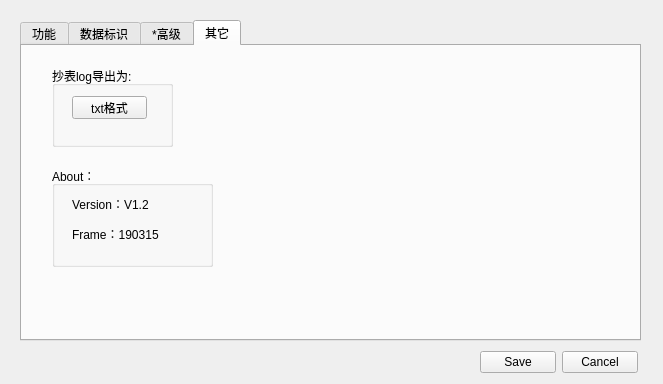
Old version of the form UI_Meter698_config.ui in the repository yuani520/Meter698-45Simulator.
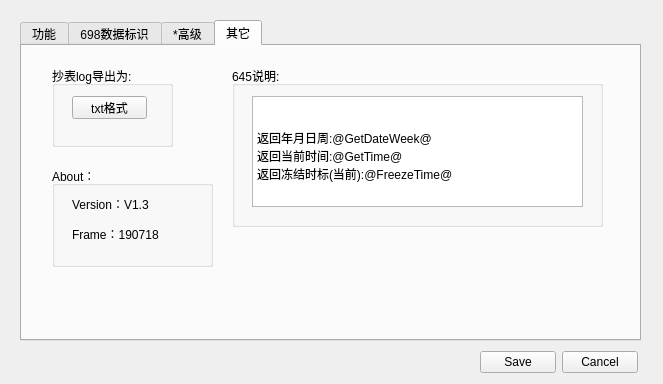
New version of the form. The open tabs and pages were chosen to show the change.

The edit to the form file:
```diff
--- a/UI_Meter698_config.ui
+++ b/UI_Meter698_config.ui
@@ -276,7 +276,7 @@
    </widget>
    <widget class="QWidget" name="tab_2">
     <attribute name="title">
-     <string>数据标识</string>
+        <string>698数据标识</string>
     </attribute>
     <widget class="QTableWidget" name="tableWidget">
      <property name="geometry">
@@ -574,7 +574,7 @@
        </rect>
       </property>
       <property name="text">
-       <string>Version：V1.2</string>
+          <string>Version：V1.3</string>
       </property>
      </widget>
      <widget class="QLabel" name="label_3">
@@ -587,7 +587,54 @@
        </rect>
       </property>
       <property name="text">
-       <string>Frame：190315</string>
+          <string>Frame：190718</string>
+      </property>
+     </widget>
+    </widget>
+       <widget class="QGroupBox" name="groupBox_5">
+           <property name="geometry">
+               <rect>
+                   <x>210</x>
+                   <y>20</y>
+                   <width>371</width>
+                   <height>161</height>
+               </rect>
+           </property>
+           <property name="title">
+               <string>645说明:</string>
+           </property>
+           <widget class="QTextEdit" name="textEdit_3">
+               <property name="geometry">
+                   <rect>
+                       <x>20</x>
+                       <y>30</y>
+                       <width>331</width>
+                       <height>111</height>
+                   </rect>
+               </property>
+               <property name="autoFillBackground">
+                   <bool>true</bool>
+               </property>
+               <property name="readOnly">
+                   <bool>true</bool>
+               </property>
+               <property name="html">
+                   <string>&lt;!DOCTYPE HTML PUBLIC &quot;-//W3C//DTD HTML 4.0//EN&quot; &quot;http://www.w3.org/TR/REC-html40/strict.dtd&quot;&gt;
+                       &lt;html&gt;&lt;head&gt;&lt;meta name=&quot;qrichtext&quot; content=&quot;1&quot; /&gt;&lt;style
+                       type=&quot;text/css&quot;&gt;
+                       p, li { white-space: pre-wrap; }
+                       &lt;/style&gt;&lt;/head&gt;&lt;body style=&quot; font-family:'SimSun'; font-size:9pt;
+                       font-weight:400; font-style:normal;&quot;&gt;
+                       &lt;p style=&quot; margin-top:0px; margin-bottom:0px; margin-left:0px; margin-right:0px;
+                       -qt-block-indent:0; text-indent:0px;&quot;&gt;返回年月日周:@GetDateWeek@&lt;/p&gt;
+                       &lt;p style=&quot; margin-top:0px; margin-bottom:0px; margin-left:0px; margin-right:0px;
+                       -qt-block-indent:0; text-indent:0px;&quot;&gt;返回当前时间:@GetTime@&lt;/p&gt;
+                       &lt;p style=&quot; margin-top:0px; margin-bottom:0px; margin-left:0px; margin-right:0px;
+                       -qt-block-indent:0; text-indent:0px;&quot;&gt;返回冻结时标(当前):@FreezeTime@&lt;/p&gt;&lt;/body&gt;&lt;/html&gt;
+                   </string>
+               </property>
+               <property name="acceptRichText">
+                   <bool>false</bool>
       </property>
      </widget>
     </widget>
```
Left out of the diff: 2 changed lines with no effect on the pictures.
